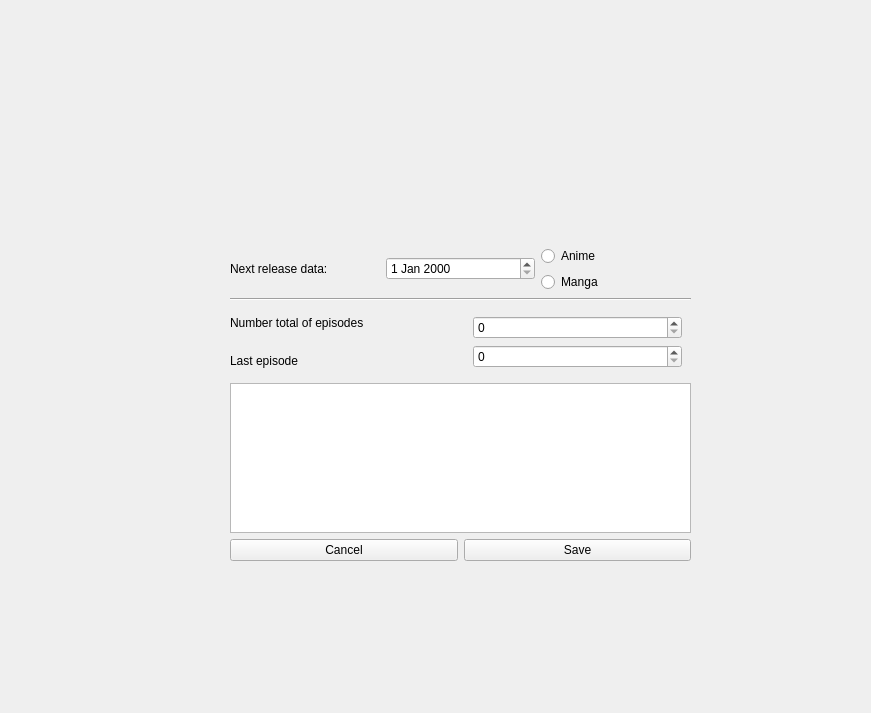
Before: the Qt Designer form itemappendwindow.ui in BogdanBozga/QtProject-UnseenAp, drawn with Qt 5.
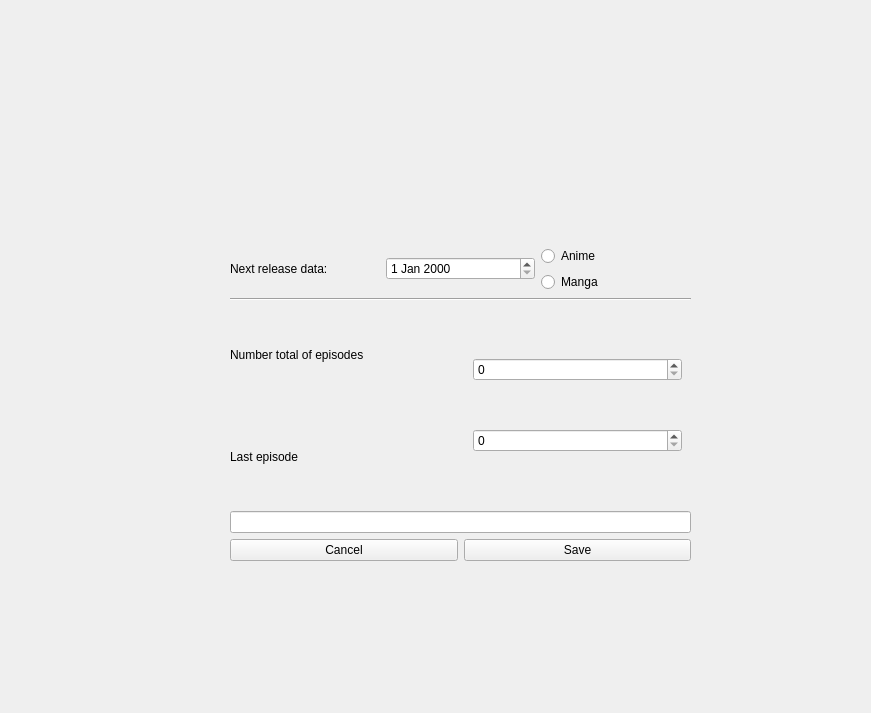
After: the same form once the commit is applied.

What changed in the file:
```diff
--- a/itemappendwindow.ui
+++ b/itemappendwindow.ui
@@ -160,20 +160,7 @@
     <item>
      <layout class="QHBoxLayout" name="horizontalLayout_3">
       <item>
-       <widget class="QTextEdit" name="name_text">
-        <property name="minimumSize">
-         <size>
-          <width>150</width>
-          <height>100</height>
-         </size>
-        </property>
-        <property name="maximumSize">
-         <size>
-          <width>1000</width>
-          <height>1000</height>
-         </size>
-        </property>
-       </widget>
+       <widget class="QLineEdit" name="name_text"/>
       </item>
      </layout>
     </item>
```
